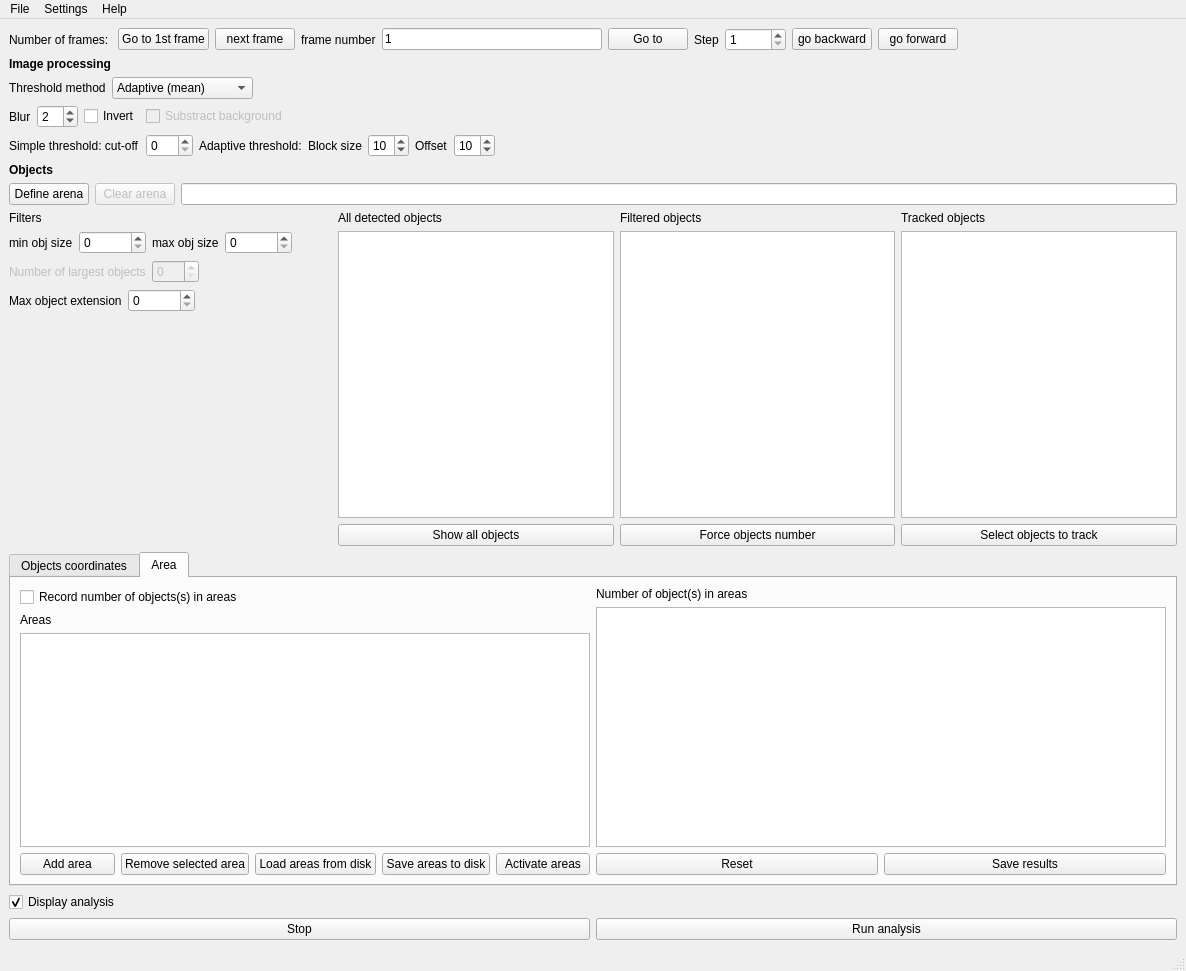
Above: src/doris.ui from olivierfriard/DORIS before the change. Below: the same form after it.
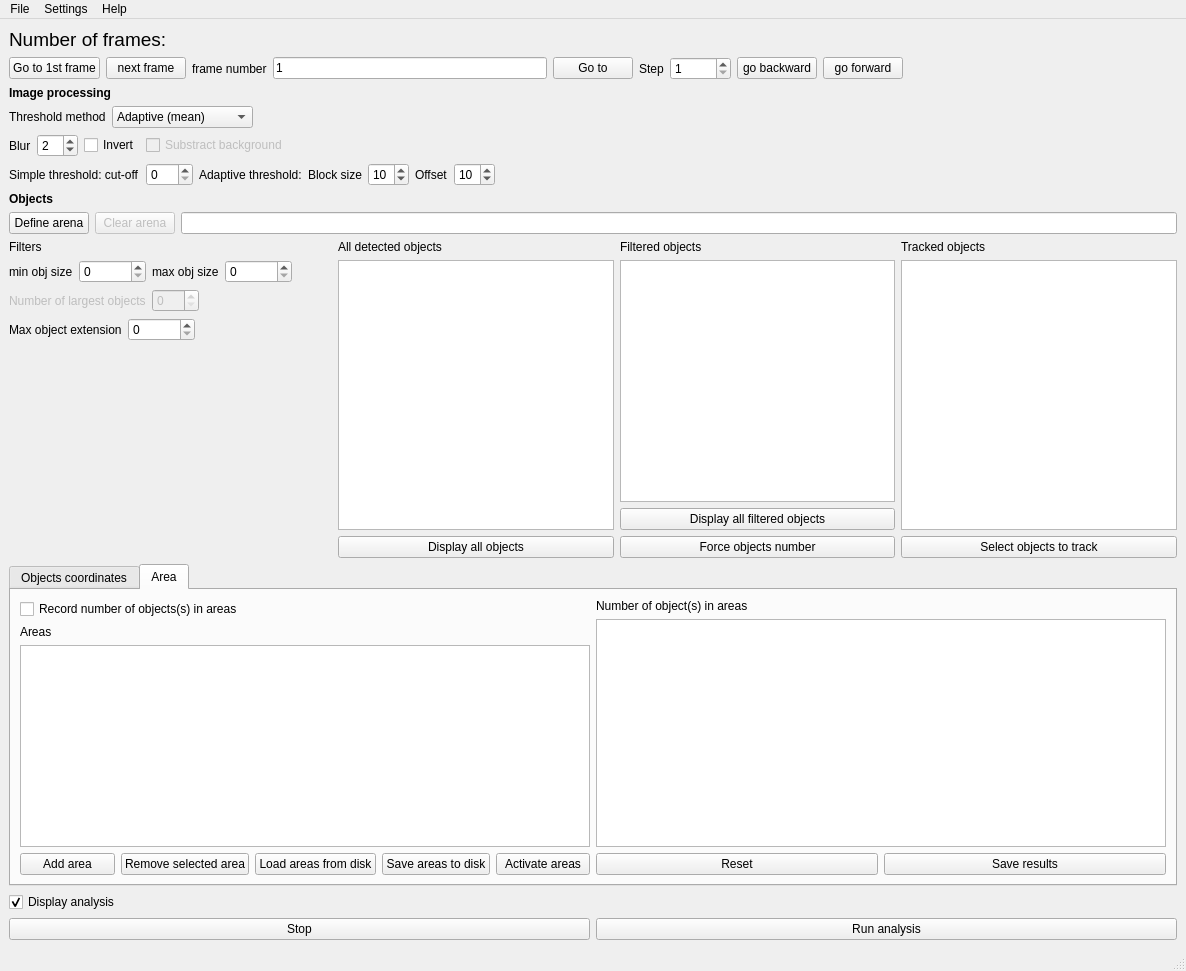
That is the form after the change.

The edit to the form file:
```diff
--- a/src/doris.ui
+++ b/src/doris.ui
@@ -16,15 +16,20 @@
   <widget class="QWidget" name="centralwidget">
    <layout class="QVBoxLayout" name="verticalLayout_9">
     <item>
-     <layout class="QHBoxLayout" name="horizontalLayout_5">
-      <item>
        <widget class="QLabel" name="lb_frames">
+      <property name="font">
+       <font>
+        <pointsize>14</pointsize>
+       </font>
+      </property>
         <property name="text">
          <string>Number of frames: </string>
         </property>
        </widget>
       </item>
       <item>
+     <layout class="QHBoxLayout" name="horizontalLayout_5">
+      <item>
        <widget class="QPushButton" name="pb_1st_frame">
         <property name="text">
          <string>Go to 1st frame</string>
@@ -499,7 +504,7 @@
         <item>
          <widget class="QPushButton" name="pb_show_all_objects">
           <property name="text">
-           <string>Show all objects</string>
+           <string>Display all objects</string>
           </property>
          </widget>
         </item>
@@ -524,6 +529,13 @@
           </property>
          </widget>
         </item>
+        <item>
+         <widget class="QPushButton" name="pb_show_all_filtered_objects">
+          <property name="text">
+           <string>Display all filtered objects</string>
+          </property>
+         </widget>
+        </item>
         <item>
          <widget class="QPushButton" name="pb_separate_objects">
           <property name="text">
```
Lines whose indentation alone changed are shown as unchanged.
